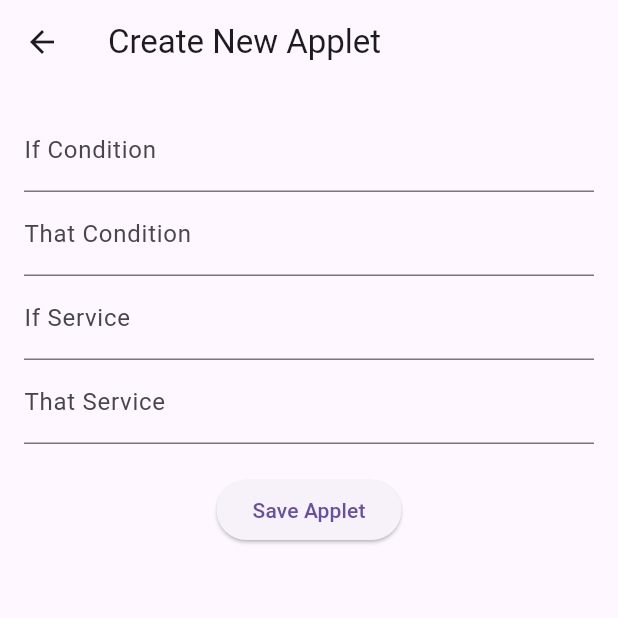
After one commit to Sonny-Fourmont/2024-Epitech-Project-ARea, a Flutter app: the NewAppletScreen screen opened directly, on a phone screen of 412 x 824 dp, the top half of it. The commit adds this screen. Run offline on Flutter 3.47's test engine with Material 3 defaults, Android fonts, the light colour scheme and no system bars; our stand-ins replace dio, flutter_dotenv, flutter_secure_storage, webview_flutter; missing offline and left inert: webview_flutter_android, webview_flutter_wkwebview; accounts and stored records are empty; network calls fail.

Commit message:
[FIX] WIP create applet

```diff
--- a/frontend/mobile/lib/component/appBar.dart
+++ b/frontend/mobile/lib/component/appBar.dart
@@ -1,7 +1,7 @@
 import 'package:flutter/material.dart';
 
 class CustomAppBar extends StatelessWidget implements PreferredSizeWidget {
-  const CustomAppBar({Key? key}) : super(key: key);
+  const CustomAppBar({super.key});
 
   @override
   Widget build(BuildContext context) {
--- a/frontend/mobile/lib/component/navBar.dart
+++ b/frontend/mobile/lib/component/navBar.dart
@@ -5,10 +5,10 @@ class CustomNavBar extends StatelessWidget {
   final ValueChanged<int> onTap;
 
   const CustomNavBar({
-    Key? key,
+    super.key,
     required this.currentIndex,
     required this.onTap,
-  }) : super(key: key);
+  });
 
   @override
   Widget build(BuildContext context) {
--- a/frontend/mobile/lib/component/searchBar.dart
+++ b/frontend/mobile/lib/component/searchBar.dart
@@ -2,7 +2,7 @@ import 'package:flutter/material.dart';
 
 
 class CustomSearchBar extends StatelessWidget {
-  const CustomSearchBar({Key? key}) : super(key: key);
+  const CustomSearchBar({super.key});
 
   @override
   Widget build(BuildContext context) {
--- a/frontend/mobile/lib/main.dart
+++ b/frontend/mobile/lib/main.dart
@@ -11,7 +11,7 @@ void main() async {
 }
 
 class MyApp extends StatefulWidget {
-  const MyApp({Key? key}) : super(key: key);
+  const MyApp({super.key});
 
   @override
   _MyAppState createState() => _MyAppState();
--- a/frontend/mobile/lib/screens/login_screen.dart
+++ b/frontend/mobile/lib/screens/login_screen.dart
@@ -94,7 +94,7 @@ class _LoginScreenState extends State<LoginScreen> {
             if (errorMessage != null)
               Text(
                 errorMessage!,
-                style: TextStyle(color: Colors.red),
+                style: const TextStyle(color: Colors.red),
               ),
             const SizedBox(height: 20),
             ElevatedButton(
--- /dev/null
+++ b/frontend/mobile/lib/screens/newAppletScreen.dart
@@ -0,0 +1,108 @@
+import 'package:dio/dio.dart';
+import 'package:flutter/material.dart';
+import 'package:flutter_dotenv/flutter_dotenv.dart';
+
+class NewAppletScreen extends StatefulWidget {
+  const NewAppletScreen({super.key});
+
+  @override
+  _NewAppletScreenState createState() => _NewAppletScreenState();
+}
+
+class _NewAppletScreenState extends State<NewAppletScreen> {
+  final Dio dio = Dio();
+
+  final TextEditingController ifController = TextEditingController();
+  final TextEditingController thatController = TextEditingController();
+  final TextEditingController ifTypeController = TextEditingController();
+  final TextEditingController thatTypeController = TextEditingController();
+
+  void postData() async {
+    final apiUrl = dotenv.env['API_APPLET_URL'];
+    if (apiUrl == null) {
+      ScaffoldMessenger.of(context).showSnackBar(
+        const SnackBar(content: Text('L\'URL de l\'API n\'est pas configurée')),
+      );
+      return;
+    }
+    try {
+      Response response = await dio.post(
+        apiUrl,
+        data: {
+          "if": ifController.text,
+          "ifType": ifTypeController.text,
+          "isOn": true,
+          "that": thatController.text,
+          "thatType": thatTypeController.text,
+        },
+      );
+      print('if text ${ifController.text}');
+      print('Response data: ${response.data}');
+      ScaffoldMessenger.of(context).showSnackBar(
+        const SnackBar(content: Text('Applet créé avec succès !')),
+      );
+    } catch (e) {
+      print('Error: $e');
+      ScaffoldMessenger.of(context).showSnackBar(
+        const SnackBar(
+            content: Text('Erreur lors de la création de l\'applet')),
+      );
+    }
+  }
+
+  @override
+  Widget build(BuildContext context) {
+    return Scaffold(
+      appBar: AppBar(
+        title: const Text('Create New Applet'),
+      ),
+      body: Padding(
+        padding: const EdgeInsets.all(16.0),
+        child: Column(
+          children: [
+            TextField(
+              controller: ifController,
+              decoration: const InputDecoration(
+                labelText: 'If Condition',
+              ),
+            ),
+            TextField(
+              controller: thatController,
+              decoration: const InputDecoration(
+                labelText: 'That Condition',
+              ),
+            ),
+            TextField(
+              controller: ifTypeController,
+              decoration: const InputDecoration(
+                labelText: 'If Service',
+              ),
+            ),
+            TextField(
+              controller: thatTypeController,
+              decoration: const InputDecoration(
+                labelText: 'That Service',
+              ),
+            ),
+            const SizedBox(height: 20),
+            ElevatedButton(
+              onPressed: () {
+                postData();
+              },
+              child: const Text('Save Applet'),
+            ),
+          ],
+        ),
+      ),
+    );
+  }
+
+  @override
+  void dispose() {
+    ifController.dispose();
+    thatController.dispose();
+    ifTypeController.dispose();
+    thatTypeController.dispose();
+    super.dispose();
+  }
+}
```
Also changed, not shown: frontend/mobile/lib/screens/home_screen.dart (+21 -2 lines).
